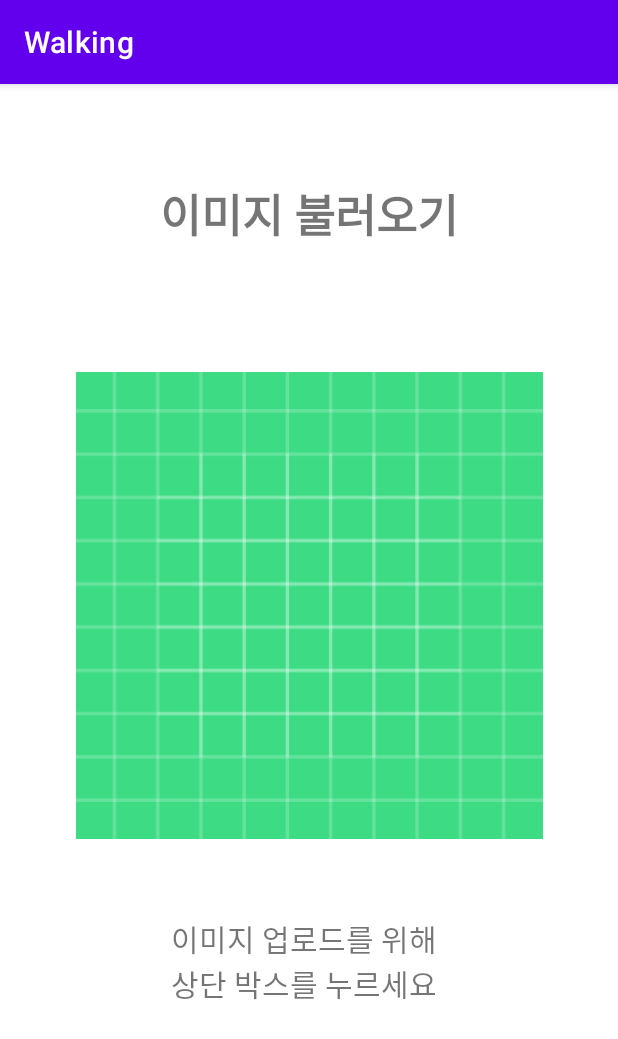
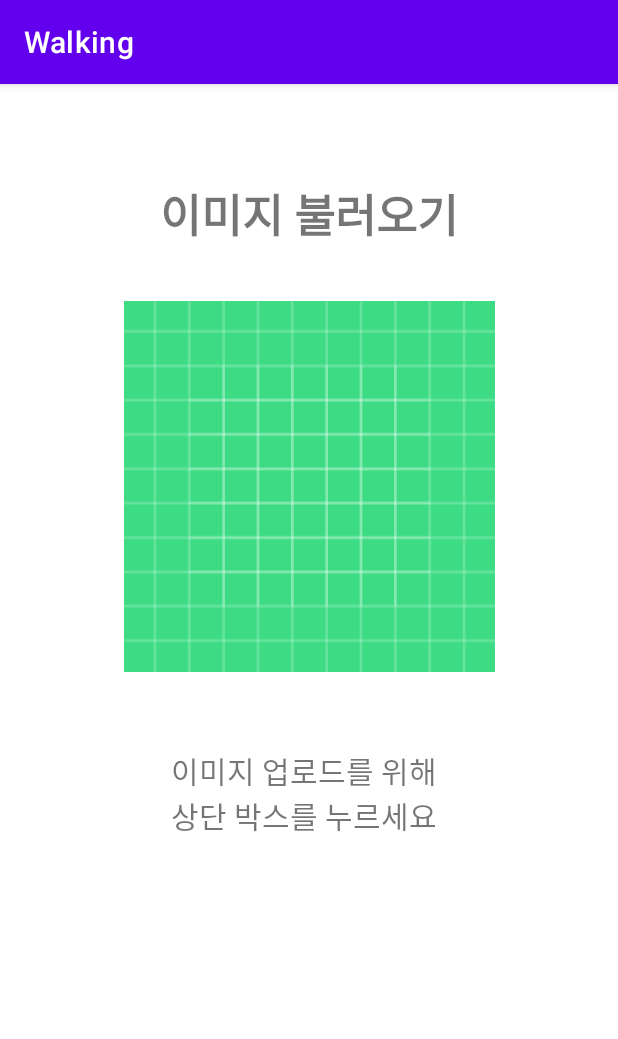
Before and after one commit to GR-LKSJ/ProjectRUN, an Android app: the IMGUploadActivity screen opened directly, with no data from a screen before it, on a phone screen of 412 x 824 dp. Shown: the top 1039 px of the screen. Run offline under Robolectric (Android 15) with nearby library versions, the phone set to English and light mode, and no system bars.

Commit message:
image upload 추가

```diff
--- a/app/src/main/res/layout/activity_image.xml
+++ b/app/src/main/res/layout/activity_image.xml
@@ -5,7 +5,7 @@
     android:layout_width="match_parent"
     android:layout_height="match_parent"
     android:orientation="vertical"
-    tools:context=".MainActivity">>
+    tools:context=".MainActivity">
 
     <TextView
         android:id="@+id/imgupload_title"
@@ -22,12 +22,11 @@
 
     <ImageView
         android:id="@+id/imageView1"
-        android:layout_width="365dp"
-        android:layout_height="311dp"
-        android:layout_marginTop="192dp"
+        android:layout_width="247dp"
+        android:layout_height="248dp"
+        android:layout_marginTop="144dp"
         android:src="@drawable/ic_launcher_background"
         app:layout_constraintEnd_toEndOf="parent"
-        app:layout_constraintHorizontal_bias="0.504"
         app:layout_constraintStart_toStartOf="parent"
         app:layout_constraintTop_toTopOf="parent"
         tools:srcCompat="@tools:sample/avatars" />
@@ -36,7 +35,7 @@
         android:id="@+id/imgupload_button"
         android:layout_width="182dp"
         android:layout_height="101dp"
-        android:layout_marginBottom="112dp"
+        android:layout_marginBottom="224dp"
         android:text="이미지 업로드를 위해 상단 박스를 누르세요"
         android:textSize="20dp"
         app:layout_constraintBottom_toBottomOf="parent"
@@ -44,4 +43,13 @@
         app:layout_constraintHorizontal_bias="0.497"
         app:layout_constraintStart_toStartOf="parent" />
 
+    <ListView
+        android:id="@+id/listView1"
+        android:layout_width="414dp"
+        android:layout_height="197dp"
+        tools:layout_editor_absoluteX="1dp"
+        tools:layout_editor_absoluteY="533dp"
+        tools:ignore="MissingConstraints" />
+
+
 </androidx.constraintlayout.widget.ConstraintLayout>
```
